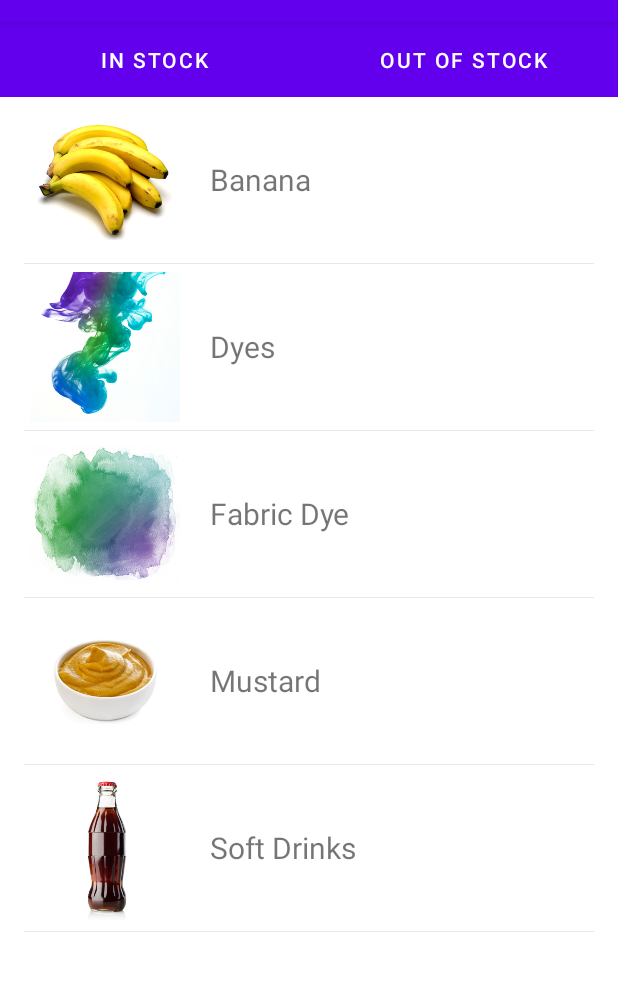
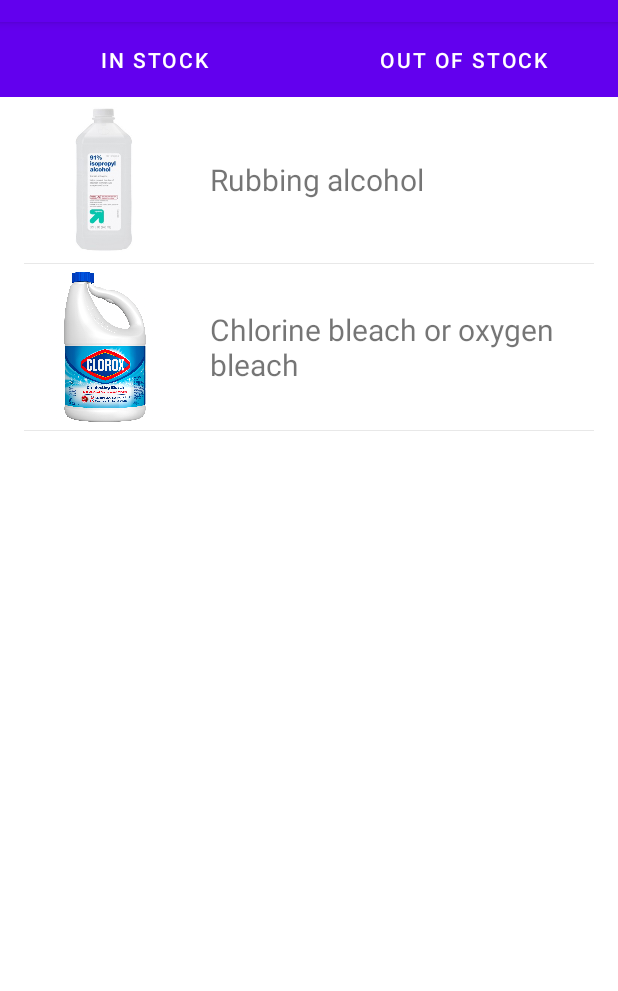
Before and after one commit to tonyjoo974/Stainless, an Android app: the fragment InventoryFragment shown on its own in the app's theme, on a phone screen of 412 x 824 dp, the part 62-1053 px from its top. Run offline under Robolectric (Android 15) with nearby library versions, the light colour scheme and no system bars; 1 statement that could not run was skipped.

Commit message:
Properly mock material with real cleaning products

```diff
--- a/app/src/main/java/edu/illinois/cs465/stainless/InventoryFragment.java
+++ b/app/src/main/java/edu/illinois/cs465/stainless/InventoryFragment.java
@@ -44,16 +44,16 @@ public class InventoryFragment extends Fragment {
         ArrayList<Material> materials = new ArrayList<>();
         // isInStock will only be initialized ONCE. See setIsInStock().
         for (int i = 0; i < 1; i++) {
-            materials.add(new Material("Apple", R.drawable.apple, mContext));
-            materials.add(new Material("Banana", R.drawable.banana, mContext, true));
-            materials.add(new Material("Curry", R.drawable.curry, mContext));
-            materials.add(new Material("Dyes", R.drawable.dyes, mContext, true));
-            materials.add(new Material("Eye Shadow", R.drawable.eye_shadow, mContext));
-            materials.add(new Material("Fabric Dye", R.drawable.fabric_dye, mContext, true));
-            materials.add(new Material("Iodine", R.drawable.iodine, mContext));
-            materials.add(new Material("Mustard", R.drawable.mustard, mContext, true));
-            materials.add(new Material("Pudding", R.drawable.pudding, mContext));
-            materials.add(new Material("Soft Drinks", R.drawable.soft_drinks, mContext, true));
+            materials.add(new Material("White Vinegar", R.drawable.white_vinegar, mContext));
+            materials.add(new Material("Rubbing alcohol", R.drawable.rubbing_alcohol, mContext, true));
+            materials.add(new Material("Enzyme presoak", R.drawable.enzyme_presoak, mContext));
+            materials.add(new Material("Chlorine bleach or oxygen bleach", R.drawable.bleach, mContext, true));
+//            materials.add(new Material("Eye Shadow", R.drawable.eye_shadow, mContext));
+//            materials.add(new Material("Fabric Dye", R.drawable.fabric_dye, mContext, true));
+//            materials.add(new Material("Iodine", R.drawable.iodine, mContext));
+//            materials.add(new Material("Mustard", R.drawable.mustard, mContext, true));
+//            materials.add(new Material("Pudding", R.drawable.pudding, mContext));
+//            materials.add(new Material("Soft Drinks", R.drawable.soft_drinks, mContext, true));
         }
 
         btnHave = view.findViewById(R.id.btnHave);
--- a/app/src/main/java/edu/illinois/cs465/stainless/Solution_Activity.java
+++ b/app/src/main/java/edu/illinois/cs465/stainless/Solution_Activity.java
@@ -33,9 +33,9 @@ public class Solution_Activity extends AppCompatActivity {
 
         // mock material
         ArrayList<Material> materials = new ArrayList<>();
-        materials.add(new Material("Apple", R.drawable.apple, this));
-        materials.add(new Material("Banana", R.drawable.banana, this, true));
-        materials.add(new Material("Curry", R.drawable.curry, this));
+        materials.add(new Material("White Vinegar", R.drawable.white_vinegar, this));
+        materials.add(new Material("Rubbing alcohol", R.drawable.rubbing_alcohol, this, true));
+        materials.add(new Material("Enzyme presoak", R.drawable.enzyme_presoak, this));
 
         ArrayList<LinearLayout> materialLayouts = new ArrayList();
         materialLayouts.add(findViewById(R.id.material1));
```
Also changed, not shown: app/src/main/res/drawable/bleach.jpeg (added), app/src/main/res/drawable/enzyme_presoak.png (added), app/src/main/res/drawable/rubbing_alcohol.jpeg (added), app/src/main/res/drawable/white_vinegar.jpeg (added).
